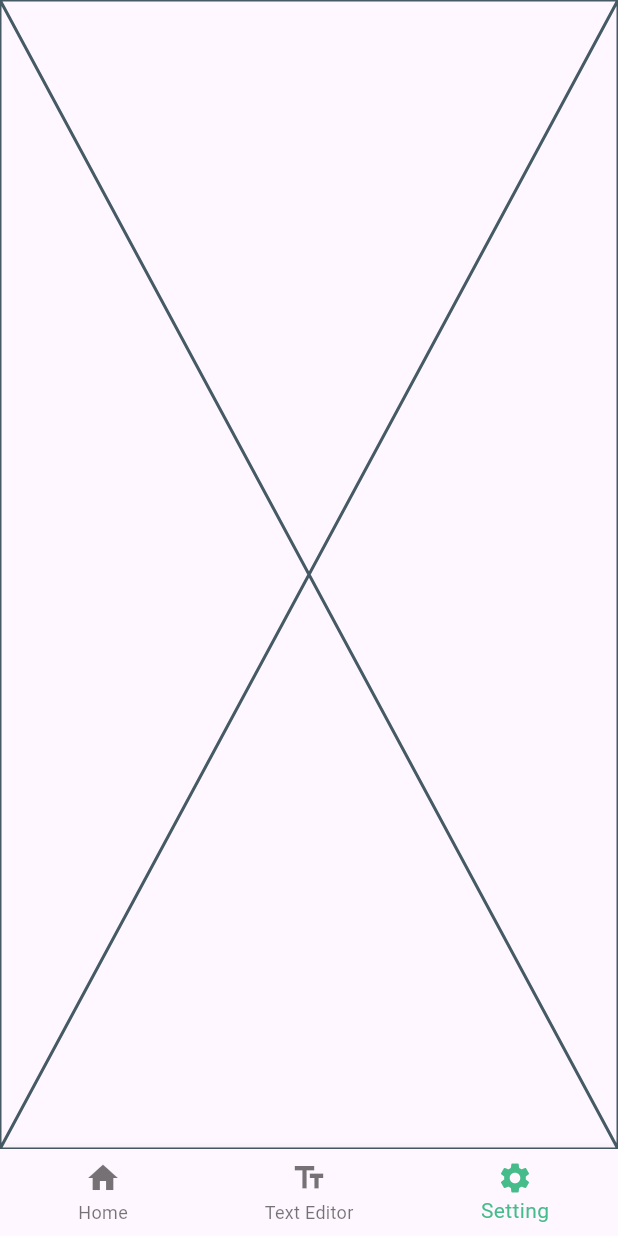
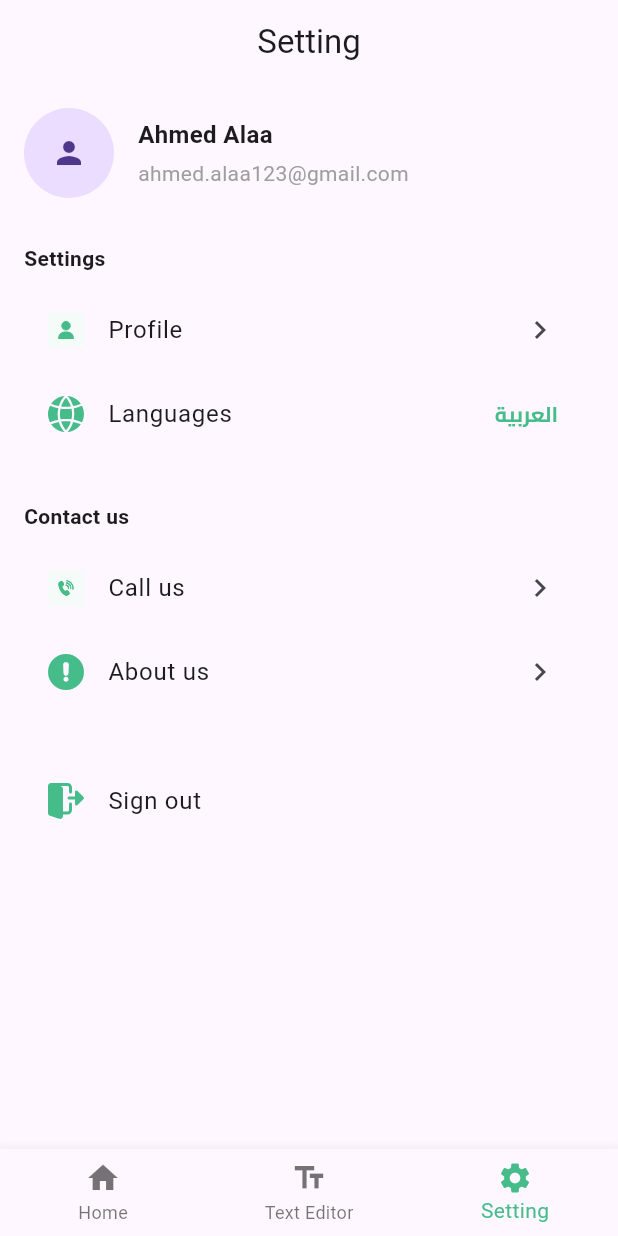
Before and after one commit to seifyaser/DigiFly, a Flutter app: the NavigationBartool screen opened by its route, item 3 of the bottom bar chosen, on a phone screen of 412 x 824 dp. Run offline on Flutter 3.47's test engine with Material 3 defaults, Android fonts, the phone set to English and light mode, and no system bars; our stand-ins replace flutter_svg; network calls fail.

Commit message:
ACCOUNT SCREEN CODING COMMIT

```diff
--- a/lib/presentation/AccountSettings/AccountScreen.dart
+++ b/lib/presentation/AccountSettings/AccountScreen.dart
@@ -1,10 +1,97 @@
+import 'package:digify/theme/appTheme.dart';
 import 'package:flutter/material.dart';
+import 'package:flutter_svg/flutter_svg.dart';
 
 class AccountSettingsScreen extends StatelessWidget {
   const AccountSettingsScreen({super.key});
 
   @override
   Widget build(BuildContext context) {
-    return const Placeholder();
+    return Scaffold(
+      appBar: AppBar(
+        automaticallyImplyLeading: false,
+        title: const Center(child: Text('Setting')),
+      ),
+      body: ListView(
+        padding: const EdgeInsets.all(16),
+        children: [
+          Row(
+            children: [
+              CircleAvatar(radius: 30, child: Icon(Icons.person)),
+              const SizedBox(width: 16),
+              Column(
+                crossAxisAlignment: CrossAxisAlignment.start,
+                children: const [
+                  Text(
+                    'Ahmed Alaa',
+                    style: TextStyle(fontSize: 16, fontWeight: FontWeight.bold),
+                  ),
+                  SizedBox(height: 4),
+                  Text(
+                    'ahmed.alaa123@gmail.com',
+                    style: TextStyle(fontSize: 14, color: Colors.grey),
+                  ),
+                ],
+              ),
+            ],
+          ),
+
+          const SizedBox(height: 30),
+          const Text(
+            'Settings',
+            style: TextStyle(fontWeight: FontWeight.bold, fontSize: 14),
+          ),
+          const SizedBox(height: 10),
+          ListTile(
+            leading: SvgPicture.asset(
+              'assets/images/profileIcon.svg',
+              height: 24,
+            ),
+            title: const Text('Profile'),
+            trailing: const Icon(Icons.chevron_right),
+            onTap: () {},
+          ),
+          ListTile(
+            leading: SvgPicture.asset('assets/images/language.svg', height: 24),
+            title: const Text('Languages'),
+            trailing: const Text('العربية', style: Apptheme.TextBold4),
+            onTap: () {},
+          ),
+
+          const SizedBox(height: 30),
+
+          const Text(
+            'Contact us',
+            style: TextStyle(fontWeight: FontWeight.bold, fontSize: 14),
+          ),
+          const SizedBox(height: 10),
+          ListTile(
+            leading: SvgPicture.asset(
+              'assets/images/callUsICON.svg',
+              height: 24,
+            ),
+            title: const Text('Call us'),
+            trailing: const Icon(Icons.chevron_right),
+            onTap: () {},
+          ),
+          ListTile(
+            leading: SvgPicture.asset(
+              'assets/images/ABOUTusICON.svg',
+              height: 24,
+            ),
+            title: const Text('About us'),
+            trailing: const Icon(Icons.chevron_right),
+            onTap: () {},
+          ),
+
+          const SizedBox(height: 30),
+          ListTile(
+            leading: SvgPicture.asset('assets/images/signout.svg', height: 24),
+            title: const Text('Sign out'),
+            onTap: () {},
+          ),
+        ],
+      ),
+    );
   }
 }
--- a/lib/presentation/Login_screen.dart/LoginScreen.dart
+++ b/lib/presentation/Login_screen.dart/LoginScreen.dart
@@ -1,9 +1,7 @@
 import 'package:digify/presentation/Login_screen.dart/widgets/Remember_forget_row.dart';
-import 'package:digify/presentation/signUp_screen/signUP.dart';
 import 'package:digify/widgets/AuthFooter.dart';
 import 'package:digify/widgets/AuthHeader.dart';
 import 'package:flutter/material.dart';
-import 'package:flutter_svg/flutter_svg.dart';
 import 'package:digify/widgets/CustomButton.dart';
 import 'package:digify/widgets/CustomTextField.dart';
 import 'package:digify/theme/appTheme.dart';
--- a/lib/presentation/home_screen/Widgets/ProductContainer.dart
+++ b/lib/presentation/home_screen/Widgets/ProductContainer.dart
@@ -12,12 +12,11 @@ Widget Productcontainer() {
             color: Colors.grey.withOpacity(0.2),
             spreadRadius: 2,
             blurRadius: 5,
-            offset: const Offset(0, 3),
+            offset: const Offset(5, 3),
           ),
         ],
       ),
       child: Column(
-        crossAxisAlignment: CrossAxisAlignment.start,
         children: [
           Stack(
             children: [
@@ -70,7 +69,6 @@ Widget Productcontainer() {
               mainAxisAlignment: MainAxisAlignment.end,
               crossAxisAlignment: CrossAxisAlignment.start,
               children: const [
-            //     SizedBox(height:10,),
                 Text(
                   'Default box, number 1',
                   style: Apptheme.TextBoldtertiary,
--- a/lib/theme/appTheme.dart
+++ b/lib/theme/appTheme.dart
@@ -45,6 +45,13 @@ class Apptheme {
     color: Textcolortertiary,
   );
 
+ static const TextStyle TextBold4 = TextStyle(
+    fontFamily: fontFamily,
+    fontSize: 14,
+    fontWeight: FontWeight.w700, // Bold
+    color: primaryColor,
+  );
+
 static const TextStyle buttonBoldsecondary = TextStyle(
     fontFamily: fontFamily,
     fontSize: 18,
```
Also changed, not shown: assets/images/ABOUTusICON.svg (added), assets/images/callUsICON.svg (added), assets/images/language.svg (added), assets/images/profileIcon.svg (added), assets/images/signout.svg (added).
